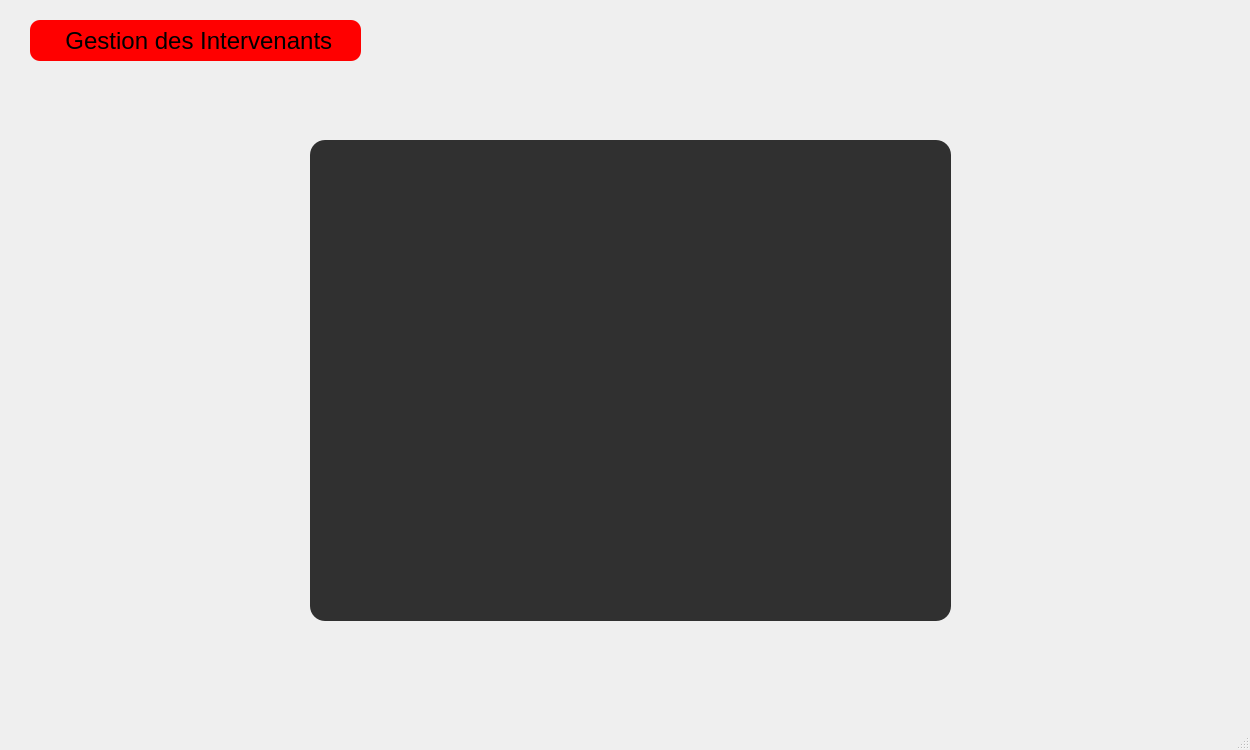
First picture: the form in affairesjuridiques.ui, repository nefissaKhiari/Smart_Plolice_Station, before the edit.
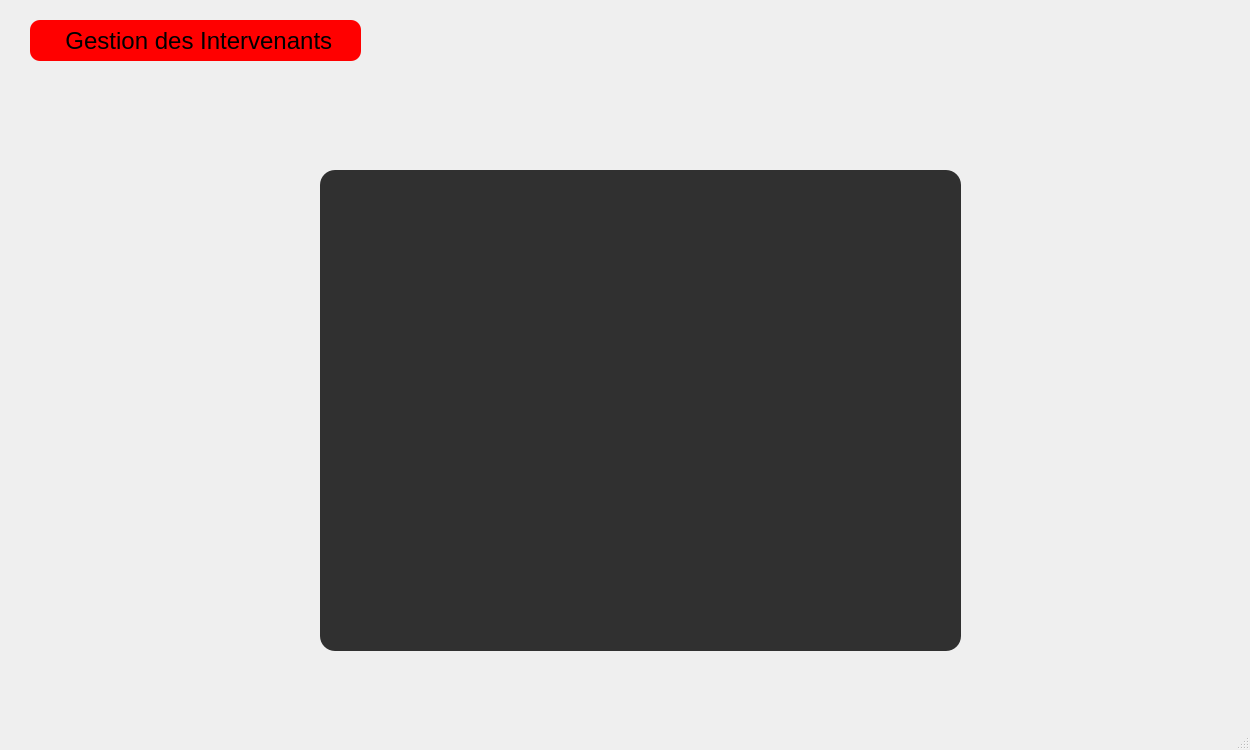
Second picture: the form after the edit. The open tabs and pages were chosen to show the change. Icons and pictures are not drawn.

Patch:
```diff
--- a/affairesjuridiques.ui
+++ b/affairesjuridiques.ui
@@ -2665,8 +2665,8 @@
      <widget class="QFrame" name="F_Statistic">
       <property name="geometry">
        <rect>
-        <x>310</x>
-        <y>140</y>
+        <x>320</x>
+        <y>170</y>
         <width>641</width>
         <height>481</height>
        </rect>
```
Left out of the diff: 2 changed lines with no effect on the pictures.
